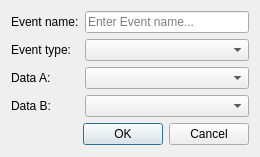
Before: the Qt Designer form mscore/midiactiondialog.ui in Igevorse/MuseScore, drawn with Qt 5.
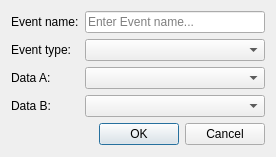
After: the same form once the commit is applied.

Patch:
```diff
--- a/mscore/midiactiondialog.ui
+++ b/mscore/midiactiondialog.ui
@@ -9,7 +9,7 @@
    <rect>
     <x>0</x>
     <y>0</y>
-    <width>260</width>
+    <width>276</width>
     <height>157</height>
    </rect>
   </property>
```
